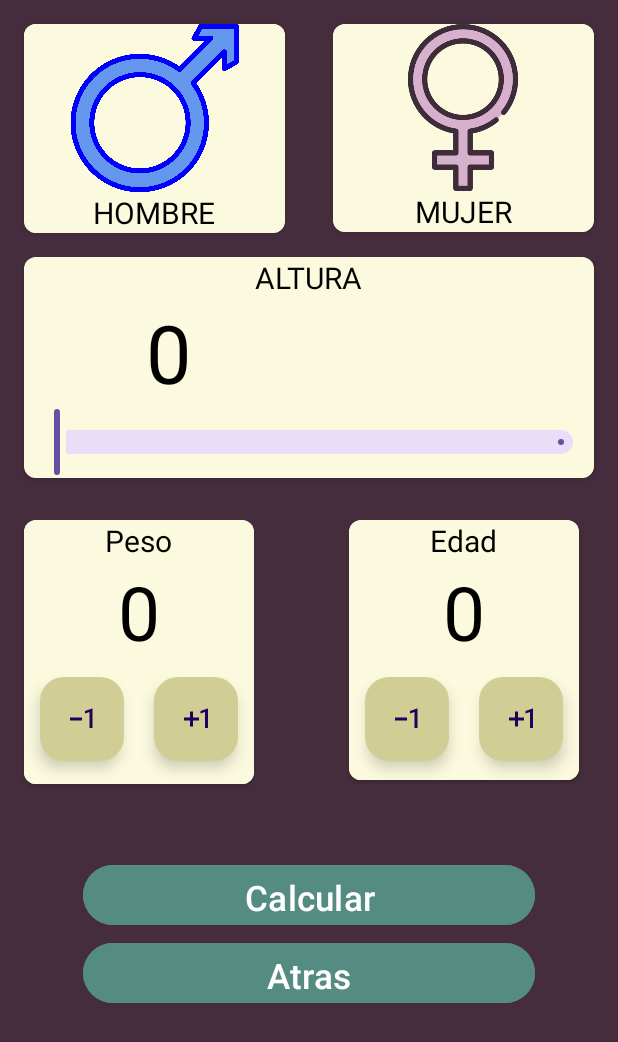
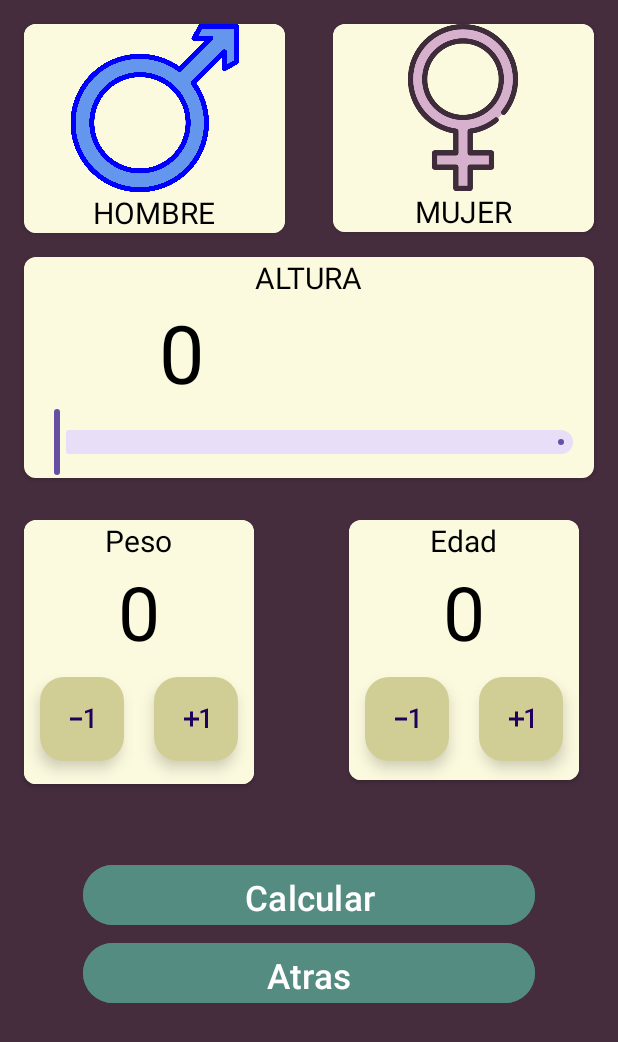
Before and after one commit to LuciaES24/CalculadoraIMC, an Android app: the IMCActivity screen opened directly, with no data from a screen before it, on a phone screen of 412 x 824 dp. Shown: the top 1042 px of the screen. Run offline under Robolectric (Android 15) with nearby library versions, the phone set to English and light mode, and no system bars.

Commit message:
arreglé el slider para que cupiese el numero

```diff
--- a/app/src/main/res/layout/activity_imcactivity.xml
+++ b/app/src/main/res/layout/activity_imcactivity.xml
@@ -111,10 +111,10 @@
 
             <TextView
                 android:id="@+id/textoAlturaNumero"
-                android:layout_width="217dp"
+                android:layout_width="200dp"
                 android:layout_height="wrap_content"
+                android:text="@string/NumeroAltura"
                 android:backgroundTint="@color/Beige"
-                android:text="@string/NumeroAltura"
                 android:textColor="@color/black"
                 android:textSize="54sp" />
 
```
